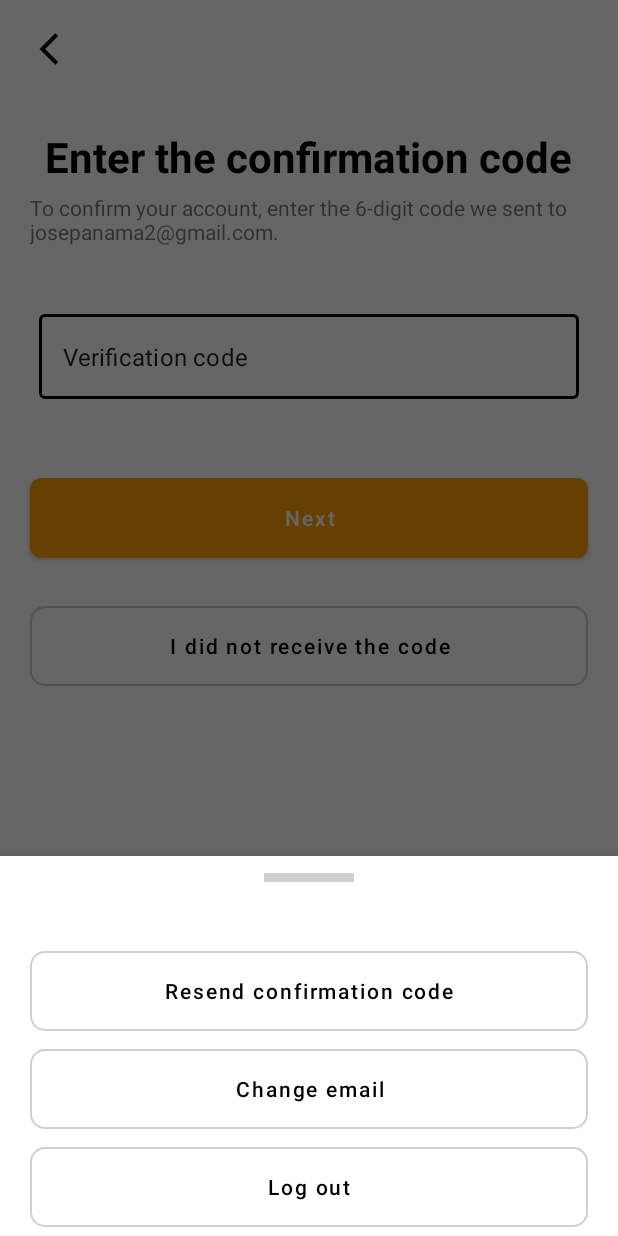
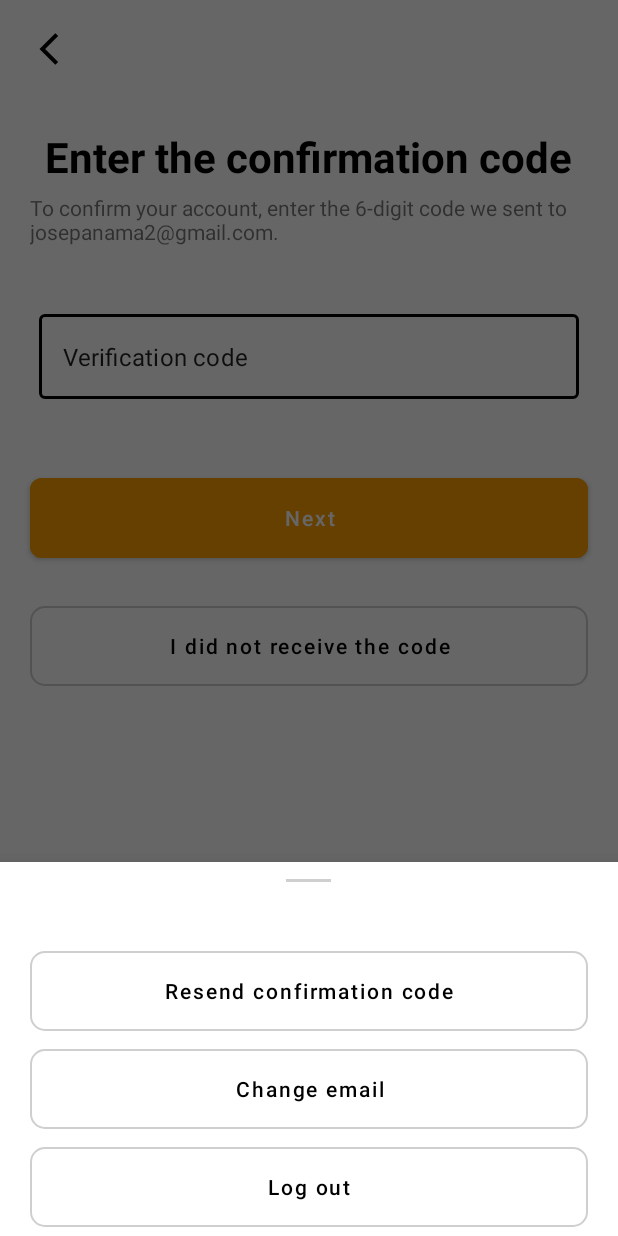
Before and after one commit to elianacuna/FirebaseApp, an Android app: the fragment CodeBottomSheet placed in its activity, on a phone screen of 412 x 824 dp. Run offline under Robolectric (Android 15) with nearby library versions, the phone set to English and light mode, and no system bars.

Commit message:
editado en la pc gaming

```diff
--- a/app/src/main/res/layout/code_sheet_bottom.xml
+++ b/app/src/main/res/layout/code_sheet_bottom.xml
@@ -2,16 +2,15 @@
 <androidx.constraintlayout.widget.ConstraintLayout xmlns:android="http://schemas.android.com/apk/res/android"
     android:layout_width="match_parent"
     android:layout_height="match_parent"
-    xmlns:app="http://schemas.android.com/apk/res-auto"
-    android:background="@color/color_sheet_dialog">
+    xmlns:app="http://schemas.android.com/apk/res-auto">
 
     <RelativeLayout
         android:layout_width="match_parent"
         android:layout_height="match_parent">
 
         <View
-            android:layout_width="60dp"
-            android:layout_height="6dp"
+            android:layout_width="30dp"
+            android:layout_height="2dp"
             android:layout_centerHorizontal="true"
             android:background="@color/view_color"
             android:layout_marginEnd="10sp"
@@ -23,11 +22,11 @@
             android:layout_height="@dimen/height"
             android:layout_marginStart="20sp"
             android:layout_marginEnd="20sp"
+            android:layout_below="@id/view"
             android:layout_marginTop="@dimen/top_register"
             android:text="Resend confirmation code"
             android:textAllCaps="false"
             style="@style/Widget.MaterialComponents.Button.OutlinedButton"
-            android:layout_below="@id/view"
             android:layout_centerHorizontal="true"
             app:cornerRadius="10sp"
             android:textColor="@color/black"
@@ -66,8 +65,6 @@
             app:strokeWidth="1dp"
             app:strokeColor="@color/strike_color"
             android:id="@+id/log_out_mb"/>
-
-
     </RelativeLayout>
 
 </androidx.constraintlayout.widget.ConstraintLayout>
```
Also changed, not shown: app/src/main/res/values/send_email.xml (added, +30 -0 lines), app/src/main/res/values/strings.xml (+0 -26 lines).
